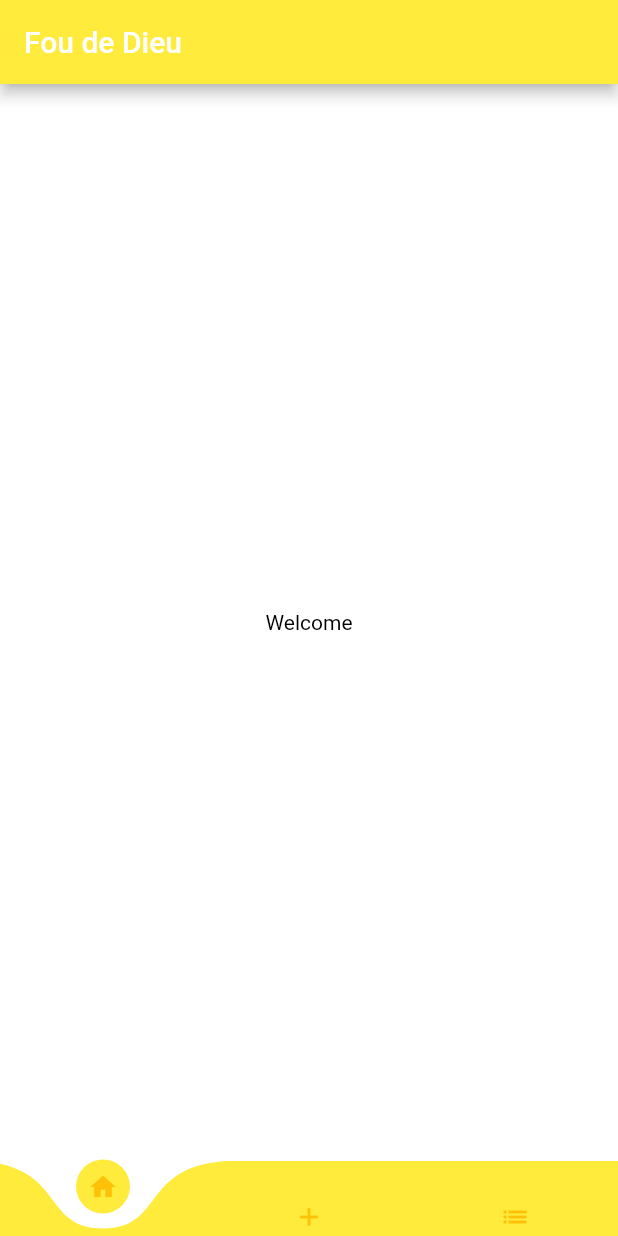
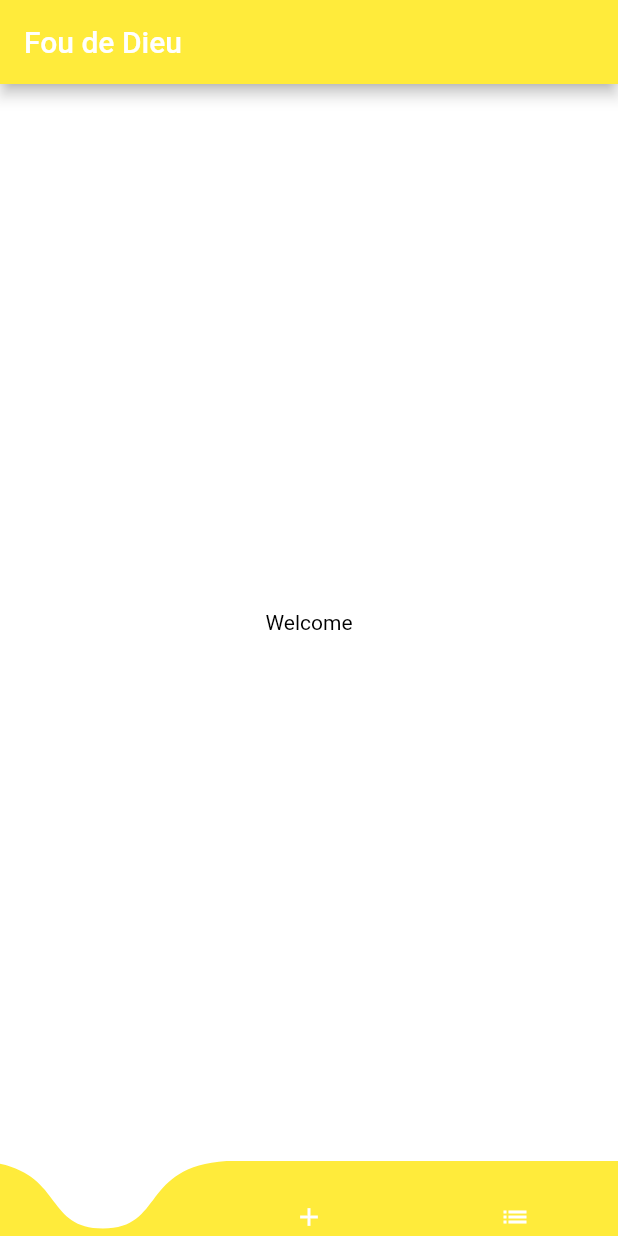
Before and after one commit to NikabouF/Fou-de-Dieu, a Flutter app: the HomePage screen opened directly, on a phone screen of 412 x 824 dp. Run offline on Flutter 3.47's test engine with Material 2 defaults, Android fonts, the light colour scheme and no system bars; drawn by our look-alikes of curved_navigation_bar.

```diff
--- a/lib/views/ui/home_page.dart
+++ b/lib/views/ui/home_page.dart
@@ -45,23 +45,23 @@ class _HomePageState extends State<HomePage> {
       bottomNavigationBar: CurvedNavigationBar(
         color: Colors.yellow,
         backgroundColor: Colors.white,
-        buttonBackgroundColor: Colors.yellow,
+        buttonBackgroundColor: Colors.white,
         height: 50,
         items: <Widget>[
           Icon(
             Icons.home,
             size: 20,
-            color: Colors.amber,
+            color: Colors.white,
           ),
           Icon(
             Icons.add,
             size: 20,
-            color: Colors.amber,
+            color: Colors.white,
           ),
           Icon(
             Icons.list,
             size: 20,
-            color: Colors.amber,
+            color: Colors.white,
           ),
         ],
         animationDuration: Duration(
--- a/pubspec.yaml
+++ b/pubspec.yaml
@@ -26,6 +26,7 @@ dependencies:
   # Use with the CupertinoIcons class for iOS style icons.
   cupertino_icons: ^0.1.2
   font_awesome_flutter : ^8.2.0
+  circular_profile_avatar: ^1.0.6
 
 dev_dependencies:
   flutter_test:
```
Also changed, not shown: pubspec.lock.
